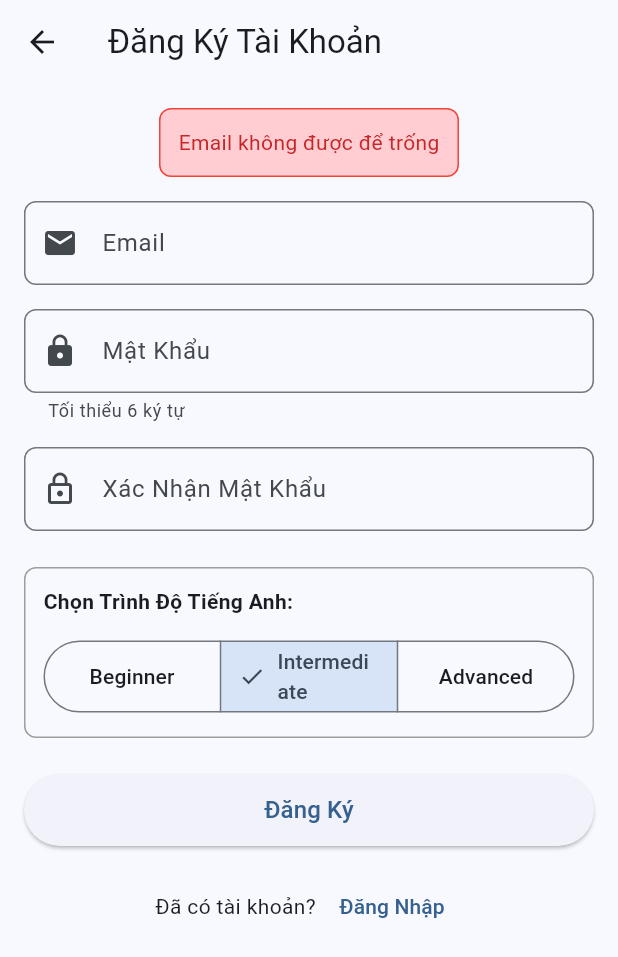
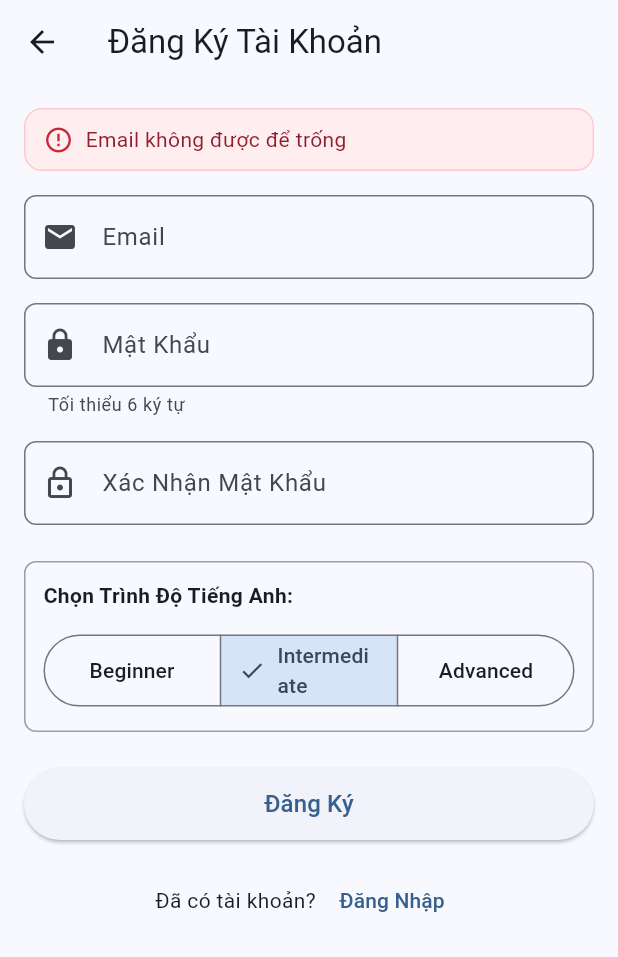
Before and after one commit to HelloNeighbor2311/English_Learning_App, a Flutter app: the SignUpPage screen opened directly with empty values, after a tap on "Intermediate", after a tap on "Đăng Ký", on a phone screen of 412 x 824 dp. Shown: the top 957 px of the screen. Run offline on Flutter 3.47's test engine with Material 3 defaults, Android fonts, the phone set to English and light mode, and no system bars; our stand-ins replace cloud_firestore, firebase_auth, firebase_core, google_sign_in, supabase_flutter; accounts and stored records are empty.

Commit message:
Updated UI and animation for authentication screen

```diff
--- a/lib/features/authentication/modules/sign_up/presentation/sign_up_page.dart
+++ b/lib/features/authentication/modules/sign_up/presentation/sign_up_page.dart
@@ -1,6 +1,7 @@
 import 'package:flutter/material.dart';
 import 'package:english_learning_app/core/services/authentication_service.dart';
 import 'package:english_learning_app/core/services/firestore_service.dart';
+import 'package:english_learning_app/shared/widgets/auth/status_message_banner.dart';
 import '../data/sign_up_repository_impl.dart';
 import '../data/user_remote_datasource.dart';
 import '../domain/sign_up_use_case.dart';
@@ -15,7 +16,8 @@ class SignUpPage extends StatefulWidget {
   State<SignUpPage> createState() => _SignUpPageState();
 }
 
-class _SignUpPageState extends State<SignUpPage> {
+class _SignUpPageState extends State<SignUpPage>
+    with SingleTickerProviderStateMixin {
   late final SignUpUseCase _signUpUseCase;
   late SignUpState _state;
 
@@ -24,22 +26,43 @@ class _SignUpPageState extends State<SignUpPage> {
   final _confirmPasswordController = TextEditingController();
   late String _selectedLevel;
 
+  late final AnimationController _entranceController;
+  late final Animation<double> _fadeAnimation;
+  late final Animation<Offset> _slideAnimation;
+
   @override
   void initState() {
     super.initState();
     _selectedLevel = 'Beginner';
     _state = SignUpState();
 
-    // Initialize dependencies
     final authService = AuthenticationService.instance;
     final firestoreService = FirestoreService.instance;
     final userDataSource = UserRemoteDataSourceImpl(firestoreService);
     final repository = SignUpRepositoryImpl(authService, userDataSource);
     _signUpUseCase = SignUpUseCase(repository);
+
+    _entranceController = AnimationController(
+      vsync: this,
+      duration: const Duration(milliseconds: 620),
+    );
+    _fadeAnimation = CurvedAnimation(
+      parent: _entranceController,
+      curve: Curves.easeOut,
+    );
+    _slideAnimation =
+        Tween<Offset>(begin: const Offset(0, 0.06), end: Offset.zero).animate(
+          CurvedAnimation(
+            parent: _entranceController,
+            curve: Curves.easeOutCubic,
+          ),
+        );
+    _entranceController.forward();
   }
 
   @override
   void dispose() {
+    _entranceController.dispose();
     _emailController.dispose();
     _passwordController.dispose();
     _confirmPasswordController.dispose();
@@ -47,12 +70,10 @@ class _SignUpPageState extends State<SignUpPage> {
   }
 
   Future<void> _handleSignUp() async {
-    // Clear previous messages
     setState(() {
       _state = SignUpState();
     });
 
-    // Call use case
     setState(() {
       _state = _state.copyWith(status: SignUpStatus.loading);
     });
@@ -74,13 +95,10 @@ class _SignUpPageState extends State<SignUpPage> {
         );
       });
 
-      // Clear form
       _emailController.clear();
       _passwordController.clear();
       _confirmPasswordController.clear();
 
-      // Show success message and navigate
-      if (mounted) {
       ScaffoldMessenger.of(context).showSnackBar(
         SnackBar(
           content: Text('Chào mừng, ${user.email}!'),
@@ -88,7 +106,6 @@ class _SignUpPageState extends State<SignUpPage> {
           duration: const Duration(seconds: 2),
         ),
       );
-      }
     } on FormatException catch (e) {
       if (!mounted) return;
       setState(() {
@@ -114,42 +131,42 @@ class _SignUpPageState extends State<SignUpPage> {
       appBar: AppBar(title: const Text('Đăng Ký Tài Khoản')),
       body: Padding(
         padding: const EdgeInsets.all(16),
+        child: FadeTransition(
+          opacity: _fadeAnimation,
+          child: SlideTransition(
+            position: _slideAnimation,
             child: SingleChildScrollView(
               child: Column(
                 children: [
-              // Error message
-              if (_state.isFailure)
-                Container(
-                  padding: const EdgeInsets.all(12),
+                  AnimatedSwitcher(
+                    duration: const Duration(milliseconds: 260),
+                    transitionBuilder: (child, animation) {
+                      return SizeTransition(
+                        sizeFactor: animation,
+                        axisAlignment: -1,
+                        child: FadeTransition(opacity: animation, child: child),
+                      );
+                    },
+                    child: _state.isFailure
+                        ? Container(
+                            key: ValueKey(_state.errorMessage ?? 'error'),
                             margin: const EdgeInsets.only(bottom: 16),
-                  decoration: BoxDecoration(
-                    color: Colors.red.shade100,
-                    border: Border.all(color: Colors.red),
-                    borderRadius: BorderRadius.circular(8),
+                            child: StatusMessageBanner(
+                              message: _state.errorMessage ?? 'Đã xảy ra lỗi',
+                              isError: true,
                             ),
-                  child: Text(
-                    _state.errorMessage ?? 'Đã xảy ra lỗi',
-                    style: TextStyle(color: Colors.red.shade800),
+                          )
+                        : _state.isSuccess
+                        ? Container(
+                            key: ValueKey(_state.successMessage ?? 'success'),
+                            margin: const EdgeInsets.only(bottom: 16),
+                            child: StatusMessageBanner(
+                              message: _state.successMessage ?? 'Thành công',
+                              isError: false,
                             ),
+                          )
+                        : const SizedBox(key: ValueKey('message_empty')),
                   ),
-
-              // Success message
-              if (_state.isSuccess)
-                Container(
-                  padding: const EdgeInsets.all(12),
-                  margin: const EdgeInsets.only(bottom: 16),
-                  decoration: BoxDecoration(
-                    color: Colors.green.shade100,
-                    border: Border.all(color: Colors.green),
-                    borderRadius: BorderRadius.circular(8),
-                  ),
-                  child: Text(
-                    _state.successMessage ?? 'Thành công',
-                    style: TextStyle(color: Colors.green.shade800),
-                  ),
-                ),
-
-              // Email field
                   TextField(
                     controller: _emailController,
                     enabled: !_state.isLoading,
@@ -163,8 +180,6 @@ class _SignUpPageState extends State<SignUpPage> {
                     keyboardType: TextInputType.emailAddress,
                   ),
                   const SizedBox(height: 16),
-
-              // Password field
                   TextField(
                     controller: _passwordController,
                     enabled: !_state.isLoading,
@@ -179,8 +194,6 @@ class _SignUpPageState extends State<SignUpPage> {
                     obscureText: true,
                   ),
                   const SizedBox(height: 16),
-
-              // Confirm password field
                   TextField(
                     controller: _confirmPasswordController,
                     enabled: !_state.isLoading,
@@ -194,8 +207,6 @@ class _SignUpPageState extends State<SignUpPage> {
                     obscureText: true,
                   ),
                   const SizedBox(height: 24),
-
-              // Level selector
                   Container(
                     padding: const EdgeInsets.all(12),
                     decoration: BoxDecoration(
@@ -228,7 +239,9 @@ class _SignUpPageState extends State<SignUpPage> {
                           selected: {_selectedLevel},
                           onSelectionChanged: (Set<String> newSelection) {
                             if (!_state.isLoading) {
-                          setState(() => _selectedLevel = newSelection.first);
+                              setState(() {
+                                _selectedLevel = newSelection.first;
+                              });
                             }
                           },
                         ),
@@ -236,31 +249,43 @@ class _SignUpPageState extends State<SignUpPage> {
                     ),
                   ),
                   const SizedBox(height: 24),
-
-              // Sign up button
                   SizedBox(
                     width: double.infinity,
                     height: 48,
+                    child: AnimatedScale(
+                      scale: _state.isLoading ? 0.985 : 1,
+                      duration: const Duration(milliseconds: 150),
                       child: ElevatedButton(
                         onPressed: _state.isLoading ? null : _handleSignUp,
+                        child: AnimatedSwitcher(
+                          duration: const Duration(milliseconds: 180),
                           child: _state.isLoading
                               ? const SizedBox(
+                                  key: ValueKey('loading'),
                                   height: 20,
                                   width: 20,
-                          child: CircularProgressIndicator(strokeWidth: 2),
+                                  child: CircularProgressIndicator(
+                                    strokeWidth: 2,
+                                  ),
                                 )
-                      : const Text('Đăng Ký', style: TextStyle(fontSize: 16)),
+                              : const Text(
+                                  'Đăng Ký',
+                                  key: ValueKey('label'),
+                                  style: TextStyle(fontSize: 16),
+                                ),
+                        ),
+                      ),
                     ),
                   ),
                   const SizedBox(height: 16),
-
-              // Sign in link
                   Row(
                     mainAxisAlignment: MainAxisAlignment.center,
                     children: [
                       const Text('Đã có tài khoản? '),
                       TextButton(
-                    onPressed: _state.isLoading ? null : widget.onSignInPressed,
+                        onPressed: _state.isLoading
+                            ? null
+                            : widget.onSignInPressed,
                         child: const Text('Đăng Nhập'),
                       ),
                     ],
@@ -269,6 +294,8 @@ class _SignUpPageState extends State<SignUpPage> {
               ),
             ),
           ),
+        ),
+      ),
     );
   }
 }
--- /dev/null
+++ b/lib/shared/widgets/auth/status_message_banner.dart
@@ -0,0 +1,45 @@
+import 'package:flutter/material.dart';
+
+class StatusMessageBanner extends StatelessWidget {
+  final String message;
+  final bool isError;
+
+  const StatusMessageBanner({
+    super.key,
+    required this.message,
+    this.isError = true,
+  });
+
+  @override
+  Widget build(BuildContext context) {
+    final background = isError ? const Color(0xFFFFEEF0) : const Color(0xFFEAF8EF);
+    final border = isError ? const Color(0xFFFFC9CF) : const Color(0xFFB8E5C6);
+    final iconColor = isError ? const Color(0xFFC62839) : const Color(0xFF1B7F3A);
+    final textColor = isError ? const Color(0xFF8F1F2D) : const Color(0xFF1E5F36);
+
+    return Container(
+      padding: const EdgeInsets.symmetric(horizontal: 12, vertical: 10),
+      decoration: BoxDecoration(
+        color: background,
+        borderRadius: BorderRadius.circular(12),
+        border: Border.all(color: border),
+      ),
+      child: Row(
+        children: [
+          Icon(
+            isError ? Icons.error_outline : Icons.check_circle_outline,
+            color: iconColor,
+            size: 20,
+          ),
+          const SizedBox(width: 8),
+          Expanded(
+            child: Text(
+              message,
+              style: TextStyle(color: textColor),
+            ),
+          ),
+        ],
+      ),
+    );
+  }
+}
```
Also changed, not shown: lib/features/authentication/modules/sign_in/presentation/sign_in_page.dart (+100 -63 lines), lib/main.dart (+21 -1 lines), lib/shared/widgets/auth/auth_background.dart (added, +21 -0 lines), lib/shared/widgets/auth/auth_card.dart (added, +34 -0 lines). Lines whose indentation alone changed are shown as unchanged.
